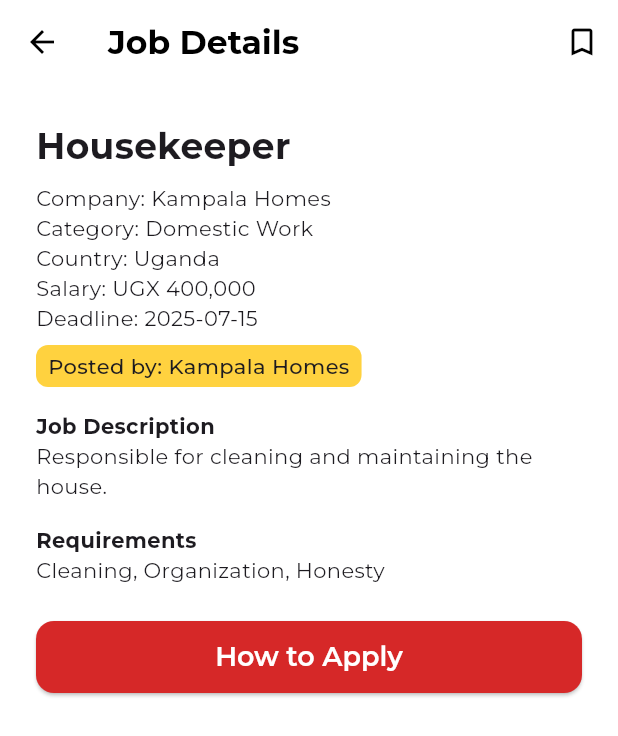
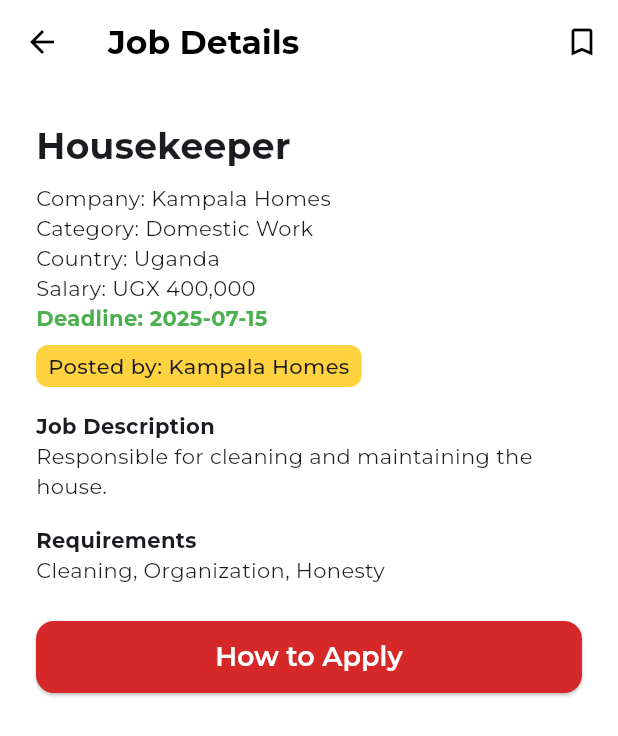
Before and after one commit to jobpopapp/jobpop1, a Flutter app: the JobDetailScreen screen opened by its route, on a phone screen of 412 x 824 dp. Shown: the top 736 px of the screen. Run offline on Flutter 3.47's test engine with Material 3 defaults, Android fonts, the light colour scheme and no system bars; our stand-ins replace google_fonts, shared_preferences, supabase_flutter; accounts and stored records are empty; generated files the repository leaves out were written again.

Commit message:
JOBS BEING QUERIED WELL FROM SUPABASE 1-JULY-2025, added deadline colors red and green

```diff
--- a/lib/screens/job_detail_screen.dart
+++ b/lib/screens/job_detail_screen.dart
@@ -56,8 +56,31 @@
                 style: GoogleFonts.montserrat()),
             Text('Country: ${job['country']}', style: GoogleFonts.montserrat()),
             Text('Salary: ${job['salary']}', style: GoogleFonts.montserrat()),
-            Text('Deadline: ${job['deadline']}',
-                style: GoogleFonts.montserrat()),
+            // Deadline: bold, red if past, green if future
+            Builder(
+              builder: (context) {
+                final deadlineStr = job['deadline'] ?? '';
+                DateTime? deadline;
+                try {
+                  if (deadlineStr is String && deadlineStr.isNotEmpty) {
+                    deadline = DateTime.tryParse(deadlineStr);
+                  }
+                } catch (_) {}
+                final now = DateTime.now();
+                final isPast = deadline != null && deadline.isBefore(now);
+                return Text(
+                  'Deadline: $deadlineStr',
+                  style: GoogleFonts.montserrat(
+                    fontWeight: FontWeight.bold,
+                    color: deadline == null
+                        ? Colors.black
+                        : isPast
+                            ? Colors.red
+                            : Colors.green,
+                  ),
+                );
+              },
+            ),
             const SizedBox(height: 8),
             Row(
               children: [
@@ -77,7 +100,13 @@
             const SizedBox(height: 16),
             Text('Job Description',
                 style: GoogleFonts.montserrat(fontWeight: FontWeight.bold)),
-            Text(job['description'] ?? '', style: GoogleFonts.montserrat()),
+            // Show job description, fallback if missing
+            if ((job['description'] ?? '').toString().trim().isNotEmpty)
+              Text(job['description'], style: GoogleFonts.montserrat())
+            else
+              Text('No description provided.',
+                  style: GoogleFonts.montserrat(
+                      fontStyle: FontStyle.italic, color: Colors.grey)),
             const SizedBox(height: 16),
             Text('Requirements',
                 style: GoogleFonts.montserrat(fontWeight: FontWeight.bold)),
```
Also changed, not shown: lib/screens/job_list_screen.dart (+35 -5 lines), 1 other file.
